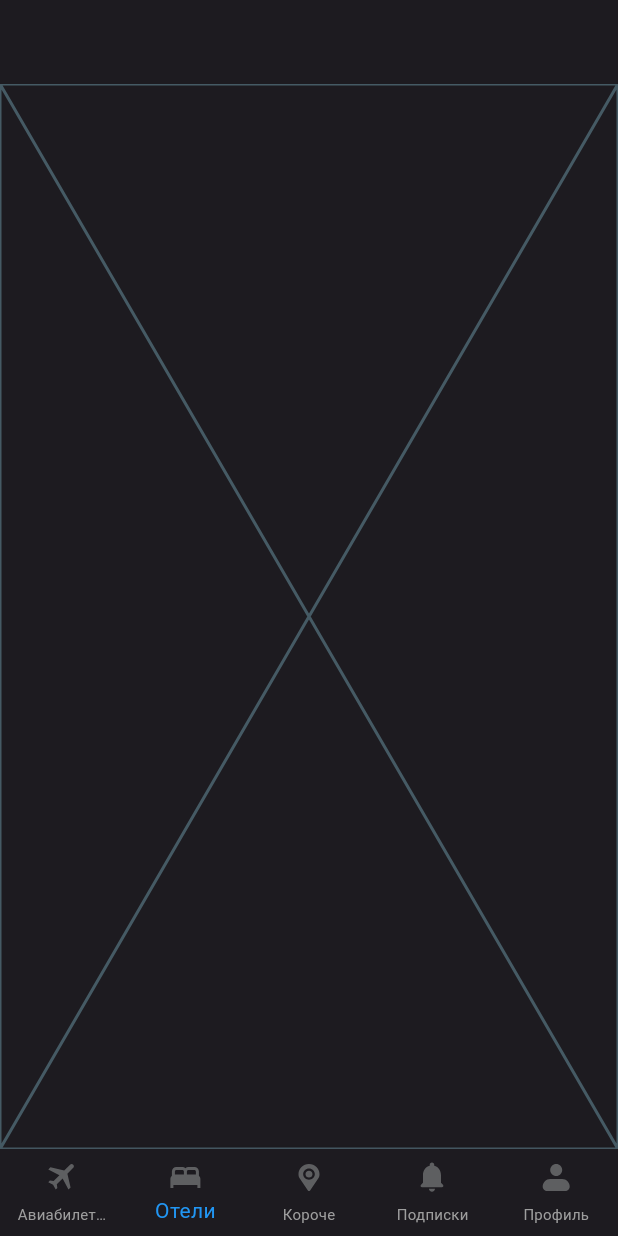
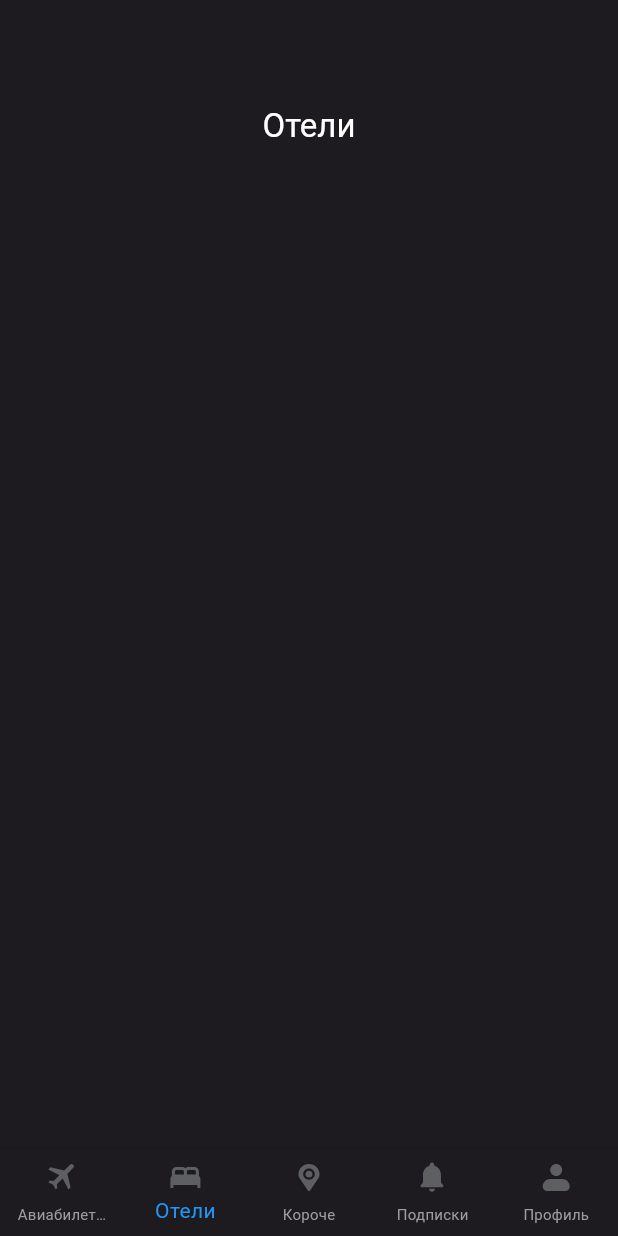
Before and after one commit to khumoyunABD/ticket_booking_app, a Flutter app: the screen it shows after launch, item 2 of the bottom bar chosen, on a phone screen of 412 x 824 dp. Run offline on Flutter 3.47's test engine with Material 3 defaults, Android fonts, the phone set to English and light mode, and no system bars; our stand-ins replace flutter_svg, google_fonts.

Commit message:
basic changes to screens

```diff
--- a/lib/main.dart
+++ b/lib/main.dart
@@ -22,9 +22,6 @@ final theme = ThemeData().copyWith(
     titleLarge: GoogleFonts.robotoSerif(
       fontWeight: FontWeight.bold,
     ),
-    labelMedium: GoogleFonts.robotoSerif(
-      fontWeight: FontWeight.w100,
-    ),
   ),
 );
 
--- a/lib/screens/hotels.dart
+++ b/lib/screens/hotels.dart
@@ -5,6 +5,16 @@ class HotelsScreen extends StatelessWidget {
 
   @override
   Widget build(BuildContext context) {
-    return const Placeholder();
+    return Scaffold(
+      backgroundColor: Theme.of(context).colorScheme.onBackground,
+      appBar: AppBar(
+        backgroundColor: Theme.of(context).colorScheme.onBackground,
+        centerTitle: true,
+        title: const Text(
+          'Отели',
+          style: TextStyle(color: Colors.white),
+        ),
+      ),
+    );
   }
 }
```
Also changed, not shown: lib/screens/closest.dart (+11 -1 lines), lib/screens/profile.dart (+11 -1 lines), lib/screens/subscriptions.dart (+11 -1 lines).
